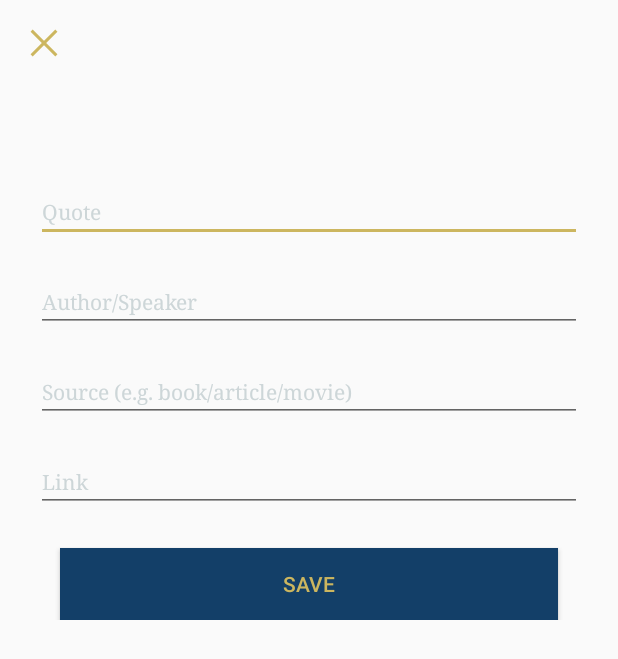
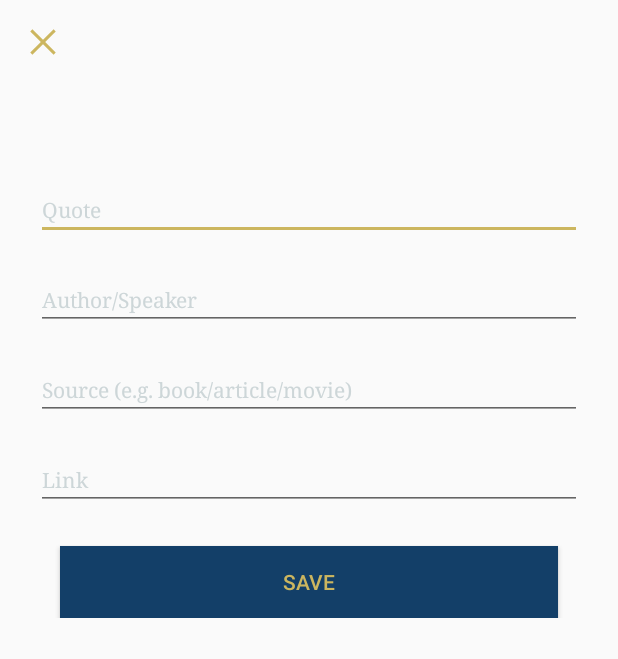
Before and after one commit to joicemarinay/Wicker-Quotes, an Android app: the QuoteWriterActivity screen opened directly, with no data from a screen before it, on a phone screen of 412 x 824 dp. Shown: the top 659 px of the screen. Run offline under Robolectric (Android 15) with nearby library versions, the phone set to English and light mode, and no system bars; 3 statements that could not run were skipped.

Commit message:
Refactor icons

```diff
--- a/base/src/main/res/values/dimens.xml
+++ b/base/src/main/res/values/dimens.xml
@@ -23,7 +23,7 @@
   <dimen name="text_large">20sp</dimen>
   <dimen name="text_xlarge">34sp</dimen>
 
-  <dimen name="close_button_width_height">25dp</dimen>
+  <dimen name="icon_width_height">24dp</dimen>
   <dimen name="linespacing">5sp</dimen>
   <dimen name="text_emptylist_quotationmarks">72sp</dimen>
 
--- a/quotes/src/main/res/drawable/copy.xml
+++ b/quotes/src/main/res/drawable/ic_copy.xml
@@ -1,7 +1,7 @@
 <?xml version="1.0" encoding="utf-8"?>
 <vector xmlns:android="http://schemas.android.com/apk/res/android"
-  android:width="24dp"
-  android:height="24dp"
+  android:width="@dimen/icon_width_height"
+  android:height="@dimen/icon_width_height"
   android:viewportWidth="24"
   android:viewportHeight="24">
 
--- a/quotes/src/main/res/drawable/delete.xml
+++ b/quotes/src/main/res/drawable/ic_delete.xml
@@ -1,7 +1,7 @@
 <?xml version="1.0" encoding="utf-8"?>
 <vector xmlns:android="http://schemas.android.com/apk/res/android"
-  android:width="24dp"
-  android:height="24dp"
+  android:width="@dimen/icon_width_height"
+  android:height="@dimen/icon_width_height"
   android:viewportWidth="24"
   android:viewportHeight="24">
 
--- a/quotes/src/main/res/drawable/edit.xml
+++ b/quotes/src/main/res/drawable/ic_edit.xml
@@ -1,7 +1,7 @@
 <?xml version="1.0" encoding="utf-8"?>
 <vector xmlns:android="http://schemas.android.com/apk/res/android"
-  android:width="24dp"
-  android:height="24dp"
+  android:width="@dimen/icon_width_height"
+  android:height="@dimen/icon_width_height"
   android:viewportWidth="24"
   android:viewportHeight="24">
 
--- a/quotes/src/main/res/layout/wicker_quote_list_view.xml
+++ b/quotes/src/main/res/layout/wicker_quote_list_view.xml
@@ -38,7 +38,7 @@
     android:layout_height="wrap_content"
     android:layout_gravity="bottom|end"
     android:layout_margin="@dimen/margin_padding_medium"
-    android:src="@drawable/plus"
+    android:src="@drawable/ic_plus"
     app:backgroundTint="@color/primary"
     app:fabSize="normal"/>
 
--- a/quotes/src/main/res/layout/wicker_quote_writer_view.xml
+++ b/quotes/src/main/res/layout/wicker_quote_writer_view.xml
@@ -14,14 +14,14 @@
 
   <Button
     android:id="@+id/quoteWriter_button_close"
-    android:layout_width="@dimen/close_button_width_height"
-    android:layout_height="@dimen/close_button_width_height"
+    android:layout_width="@dimen/icon_width_height"
+    android:layout_height="@dimen/icon_width_height"
     android:layout_marginEnd="@dimen/margin_padding_small"
     android:layout_marginLeft="@dimen/margin_padding_small"
     android:layout_marginRight="@dimen/margin_padding_small"
     android:layout_marginStart="@dimen/margin_padding_small"
     android:layout_marginTop="@dimen/margin_padding_medium"
-    android:background="@drawable/close"
+    android:background="@drawable/ic_close"
     app:layout_constraintEnd_toEndOf="parent"
     app:layout_constraintHorizontal_bias="0.023"
     app:layout_constraintStart_toStartOf="parent"
--- a/quotes/src/main/res/menu/wicker_menu_quote_details.xml
+++ b/quotes/src/main/res/menu/wicker_menu_quote_details.xml
@@ -4,19 +4,19 @@
   <item
     android:id="@+id/wicker_menu_quotedetails_copy"
     android:title="@string/action_copy"
-    android:icon="@drawable/copy"
+    android:icon="@drawable/ic_copy"
     app:showAsAction="always"/>
 
   <item
     android:id="@+id/wicker_menu_quotedetails_edit"
     android:title="@string/action_edit"
-    android:icon="@drawable/edit"
+    android:icon="@drawable/ic_edit"
     app:showAsAction="always"/>
 
 
   <item
     android:id="@+id/wicker_menu_quotedetails_delete"
     android:title="@string/action_delete"
-    android:icon="@drawable/delete"
+    android:icon="@drawable/ic_delete"
     app:showAsAction="always"/>
 </menu>
```
Also changed, not shown: quotes/src/main/res/drawable/ic_close.xml (renamed from quotes/src/main/res/drawable/close.xml), quotes/src/main/res/drawable/ic_plus.xml (renamed from quotes/src/main/res/drawable/plus.xml).
